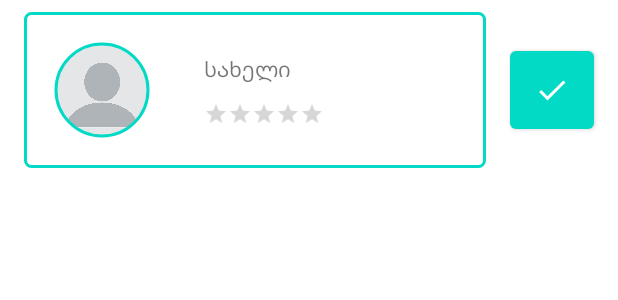
After one commit to nchan17/TaskApp, an Android app: the layout item_offer_user.xml on its own in the app's theme, with its tools: preview values and no code run, on a phone screen of 412 x 824 dp. The commit adds this screen. Shown: the top 300 px of the screen. Run offline under Robolectric (Android 15) with nearby library versions, the phone set to English and light mode, and no system bars.

Commit message:
show offers, accept offer

```diff
--- a/app/src/main/java/com/taskapp/domain/TaskOffer.kt
+++ b/app/src/main/java/com/taskapp/domain/TaskOffer.kt
@@ -1,6 +1,6 @@
 package com.taskapp.domain
 
 data class TaskOffer(
-    val employeeId: String,
-    val taskId: String,
+    val employeeId: String? = null,
+    val taskId: String? = null,
 )
--- a/app/src/main/java/com/taskapp/domain/User.kt
+++ b/app/src/main/java/com/taskapp/domain/User.kt
@@ -3,5 +3,6 @@ package com.taskapp.domain
 data class User(
     val fullName: String? = null,
     val phone: String? = null,
-    val email: String? = null
+    val email: String? = null,
+    var id: String? = null
 )
--- a/app/src/main/java/com/taskapp/presentation/mytaskspage/CreateTaskFragment.kt
+++ b/app/src/main/java/com/taskapp/presentation/mytaskspage/CreateTaskFragment.kt
@@ -60,9 +60,7 @@ class CreateTaskFragment : Fragment() {
             if (it.isSuccessful) {
                 showToast(getString(R.string.create_task_success_text))
                 binding.progressBar.visibility = View.GONE
-                Navigation.findNavController(view)
-                    .navigate(R.id.action_createTaskFragment_to_myTasksFragment)
-
+                Navigation.findNavController(view).popBackStack()
             } else {
                 showToast(getString(R.string.general_error))
                 binding.progressBar.visibility = View.GONE
--- a/app/src/main/java/com/taskapp/presentation/mytaskspage/MyTasksFragment.kt
+++ b/app/src/main/java/com/taskapp/presentation/mytaskspage/MyTasksFragment.kt
@@ -69,6 +69,8 @@ class MyTasksFragment : Fragment(), MyTasksRecyclerAdapter.MyTasksClickInterface
                 listChild[listGroup[3]] = viewModel.archivedMyCreatedTasks
                 adapter = MyTasksRecyclerAdapter(listGroup, listChild, listener)
                 binding.myTasksExpandable.setAdapter(adapter)
+                binding.myTasksExpandable.expandGroup(0)
+                binding.myTasksExpandable.expandGroup(1)
                 binding.progressBar.visibility = GONE
             }
         })
@@ -103,7 +105,8 @@ class MyTasksFragment : Fragment(), MyTasksRecyclerAdapter.MyTasksClickInterface
             currTask.title,
             currTask.description,
             currTask.price.toString() + " ₾",
-            date
+            date,
+            currTask.status.name
         )
 
         when (groupPosition) {
--- a/app/src/main/java/com/taskapp/presentation/searchpage/TaskPageFragment.kt
+++ b/app/src/main/java/com/taskapp/presentation/searchpage/TaskPageFragment.kt
@@ -78,14 +78,13 @@ class TaskPageFragment : Fragment() {
             } else {
                 showToast("error getting user data")
             }
-            binding.progressBar.visibility = View.GONE
+            binding.progressBar.visibility = GONE
         })
 
         viewModel.sendOfferIsSuccessful.observe(viewLifecycleOwner, { result ->
             if (result) {
                 showToast("Offer was sent")
-                Navigation.findNavController(view)
-                    .navigate(R.id.action_taskPageFragment_to_searchPageFragment)
+                Navigation.findNavController(view).popBackStack()
             } else {
                 showToast(getString(R.string.general_error))
             }
--- /dev/null
+++ b/app/src/main/res/layout/item_offer_user.xml
@@ -0,0 +1,72 @@
+<?xml version="1.0" encoding="utf-8"?>
+<androidx.constraintlayout.widget.ConstraintLayout xmlns:android="http://schemas.android.com/apk/res/android"
+    xmlns:app="http://schemas.android.com/apk/res-auto"
+    xmlns:tools="http://schemas.android.com/tools"
+    android:layout_width="match_parent"
+    android:layout_height="wrap_content">
+
+    <com.google.android.material.button.MaterialButton
+        android:id="@+id/choose_button"
+        android:layout_width="wrap_content"
+        android:layout_height="64dp"
+        android:layout_marginEnd="16dp"
+        android:minWidth="0dp"
+        app:icon="@drawable/ic_baseline_check_24"
+        app:iconPadding="0dp"
+        app:iconTint="@color/white"
+        app:layout_constraintBottom_toBottomOf="parent"
+        app:layout_constraintEnd_toEndOf="parent"
+        app:layout_constraintTop_toTopOf="parent" />
+
+    <androidx.constraintlayout.widget.ConstraintLayout
+        android:id="@+id/user_constraintLayout"
+        android:layout_width="0dp"
+        android:layout_height="wrap_content"
+        android:layout_marginHorizontal="16dp"
+        android:layout_marginVertical="8dp"
+        android:background="@drawable/search_view_drawable"
+        app:layout_constraintBottom_toBottomOf="parent"
+        app:layout_constraintEnd_toStartOf="@+id/choose_button"
+        app:layout_constraintStart_toStartOf="parent"
+        app:layout_constraintTop_toTopOf="parent">
+
+        <com.google.android.material.imageview.ShapeableImageView
+            android:id="@+id/profile_picture_image_view"
+            android:layout_width="72dp"
+            android:layout_height="72dp"
+            android:layout_marginVertical="16dp"
+            android:layout_marginStart="16dp"
+            android:padding="5dp"
+            app:layout_constraintBottom_toBottomOf="parent"
+            app:layout_constraintStart_toStartOf="parent"
+            app:layout_constraintTop_toTopOf="parent"
+            app:shapeAppearanceOverlay="@style/ShapeAppearanceOverlay.App.CornerSize50Percent"
+            app:srcCompat="@drawable/profile_photo"
+            app:strokeColor="?attr/colorPrimary"
+            app:strokeWidth="2dp" />
+
+        <TextView
+            android:id="@+id/employer_name_textView"
+            android:layout_width="wrap_content"
+            android:layout_height="wrap_content"
+            android:layout_marginStart="32dp"
+            app:layout_constraintBottom_toTopOf="@+id/rating_bar"
+            app:layout_constraintStart_toEndOf="@+id/profile_picture_image_view"
+            app:layout_constraintTop_toTopOf="@id/profile_picture_image_view"
+            tools:text="სახელი" />
+
+        <RatingBar
+            android:id="@+id/rating_bar"
+            style="?android:attr/ratingBarStyleSmall"
+            android:layout_width="wrap_content"
+            android:layout_height="wrap_content"
+            android:isIndicator="true"
+            android:numStars="5"
+            android:stepSize="0.1"
+            app:layout_constraintBottom_toBottomOf="@+id/profile_picture_image_view"
+            app:layout_constraintStart_toStartOf="@+id/employer_name_textView"
+            app:layout_constraintTop_toBottomOf="@+id/employer_name_textView" />
+
+    </androidx.constraintlayout.widget.ConstraintLayout>
+
+</androidx.constraintlayout.widget.ConstraintLayout>
```
Also changed, not shown: app/src/main/java/com/taskapp/presentation/mytaskspage/MyCreatedTasksFragment.kt (+60 -2 lines), app/src/main/java/com/taskapp/presentation/mytaskspage/MyTasksViewModel.kt (+110 -38 lines), app/src/main/java/com/taskapp/presentation/mytaskspage/TaskOffersAdapter.kt (added, +62 -0 lines), app/src/main/res/layout/fragment_my_created_tasks.xml (+7 -10 lines), app/src/main/res/navigation/home_nav_graph.xml (+2 -10 lines).
